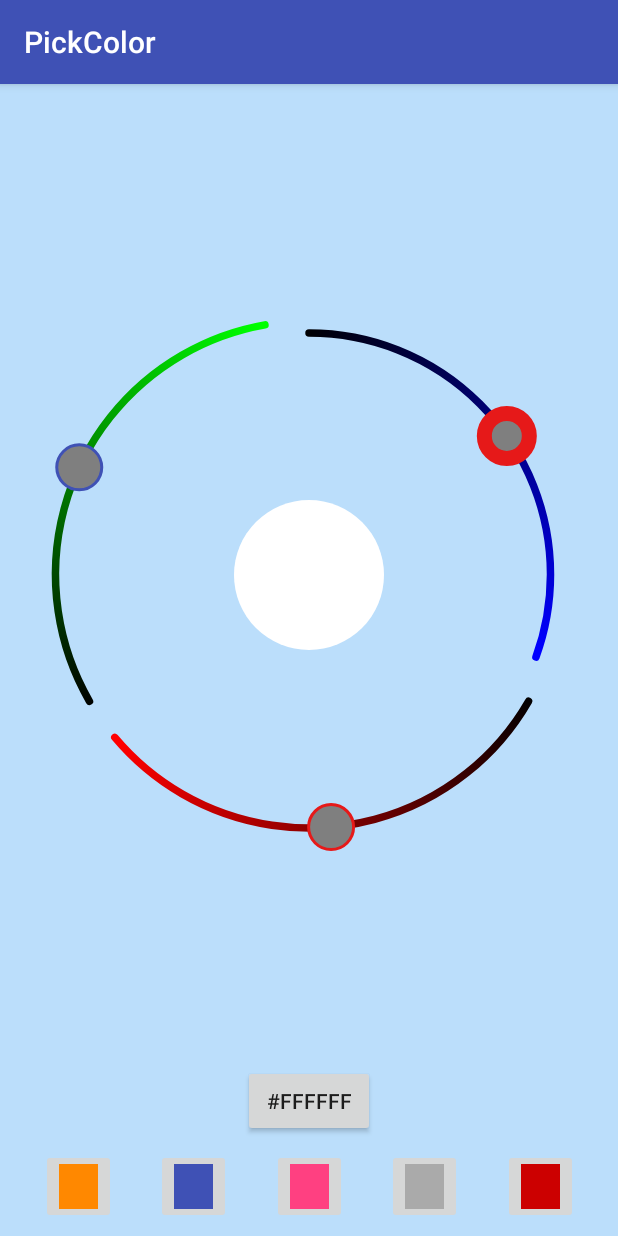
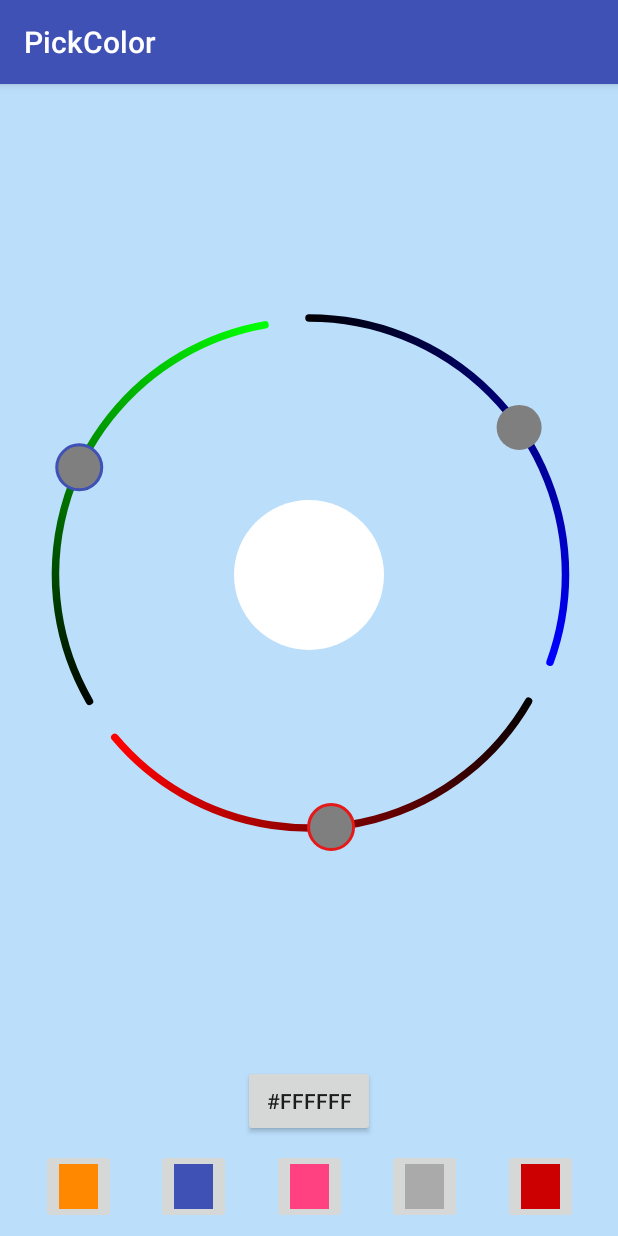
Before and after one commit to Madrapps/Pikolo, an Android app: the screen it shows after launch (MainActivity), on a phone screen of 412 x 824 dp. Run offline under Robolectric (Android 15) with nearby library versions, the phone set to English and light mode, and no system bars.

Commit message:
Removing `updateComponent` duplication #25

```diff
--- a/pikolo/src/main/java/com/madrapps/pikolo/components/ArcComponent.kt
+++ b/pikolo/src/main/java/com/madrapps/pikolo/components/ArcComponent.kt
@@ -16,6 +16,7 @@
         private val arcStartAngle: Float
 ) : ColorComponent(metrics, paints) {
 
+    protected abstract val componentIndex: Int
     abstract val noOfColors: Int
     internal abstract val colors: IntArray
     internal abstract val colorPosition: FloatArray
@@ -182,7 +183,7 @@
         }
     }
 
-    override fun updateComponent(angle: Double): Float {
+    override fun updateComponent(angle: Double) {
         var relativeAngle = angle
         if (angle < arcStartAngle) {
             relativeAngle += 360f
@@ -191,7 +192,7 @@
         val baseAngle = relativeAngle - arcStartAngle
         val component = (baseAngle / arcLength) * range
 
-        return component.toFloat()
+        metrics.color[componentIndex] = component.toFloat()
     }
 
     override fun updateAngle(component: Float) {
--- a/pikolo/src/main/java/com/madrapps/pikolo/components/ColorComponent.kt
+++ b/pikolo/src/main/java/com/madrapps/pikolo/components/ColorComponent.kt
@@ -80,7 +80,7 @@
         }
     }
 
-    abstract fun updateComponent(angle: Double): Float
+    abstract fun updateComponent(angle: Double)
 
     abstract fun updateAngle(component: Float)
 
--- a/pikolo/src/main/java/com/madrapps/pikolo/components/rgb/BlueComponent.kt
+++ b/pikolo/src/main/java/com/madrapps/pikolo/components/rgb/BlueComponent.kt
@@ -7,7 +7,7 @@
 
 internal class BlueComponent(metrics: Metrics, paints: Paints, arcLength: Float, arcStartAngle: Float) : ArcComponent(metrics, paints, arcLength, arcStartAngle) {
 
-    private val index: Int = 2
+    override val componentIndex: Int = 2
     override val range: Float = 255f
     override val noOfColors = 2
     override val colors = IntArray(noOfColors)
@@ -18,10 +18,4 @@
         colors[1] = Color.rgb(0, 0, 255)
         return colors
     }
-
-    override fun updateComponent(angle: Double): Float {
-        val component = super.updateComponent(angle)
-        metrics.color[index] = component
-        return component
-    }
 }
--- a/pikolo/src/main/java/com/madrapps/pikolo/components/rgb/GreenComponent.kt
+++ b/pikolo/src/main/java/com/madrapps/pikolo/components/rgb/GreenComponent.kt
@@ -7,7 +7,7 @@
 
 internal class GreenComponent(metrics: Metrics, paints: Paints, arcLength: Float, arcStartAngle: Float) : ArcComponent(metrics, paints, arcLength, arcStartAngle) {
 
-    private val index: Int = 1
+    override val componentIndex: Int = 1
     override val range: Float = 255f
     override val noOfColors = 2
     override val colors = IntArray(noOfColors)
@@ -18,10 +18,4 @@
         colors[1] = Color.rgb(0, 255, 0)
         return colors
     }
-
-    override fun updateComponent(angle: Double): Float {
-        val component = super.updateComponent(angle)
-        metrics.color[index] = component
-        return component
-    }
 }
--- a/pikolo/src/main/java/com/madrapps/pikolo/components/rgb/RedComponent.kt
+++ b/pikolo/src/main/java/com/madrapps/pikolo/components/rgb/RedComponent.kt
@@ -7,7 +7,7 @@
 
 internal class RedComponent(metrics: Metrics, paints: Paints, arcLength: Float, arcStartAngle: Float) : ArcComponent(metrics, paints, arcLength, arcStartAngle) {
 
-    private val index: Int = 0
+    override val componentIndex: Int = 0
     override val range: Float = 255f
     override val noOfColors = 2
     override val colors = IntArray(noOfColors)
@@ -18,10 +18,4 @@
         colors[1] = Color.rgb(255, 0, 0)
         return colors
     }
-
-    override fun updateComponent(angle: Double): Float {
-        val component = super.updateComponent(angle)
-        metrics.color[index] = component
-        return component
-    }
 }
--- a/sample/src/main/res/layout/activity_main.xml
+++ b/sample/src/main/res/layout/activity_main.xml
@@ -44,7 +44,7 @@
         app:layout_constraintLeft_toLeftOf="parent"
         app:layout_constraintRight_toRightOf="parent"
         app:layout_constraintTop_toTopOf="parent"
-        pikolo:blue_indicator_stroke_width="10dp"
+        pikolo:blue_indicator_stroke_width="0dp"
         pikolo:arc_length="110"
         pikolo:red_start_angle="30"
         pikolo:blue_start_angle="270"
```
Also changed, not shown: pikolo/src/main/java/com/madrapps/pikolo/components/hsl/HueComponent.kt (+2 -8 lines), pikolo/src/main/java/com/madrapps/pikolo/components/hsl/LightnessComponent.kt (+2 -8 lines), pikolo/src/main/java/com/madrapps/pikolo/components/hsl/SaturationComponent.kt (+2 -8 lines).
